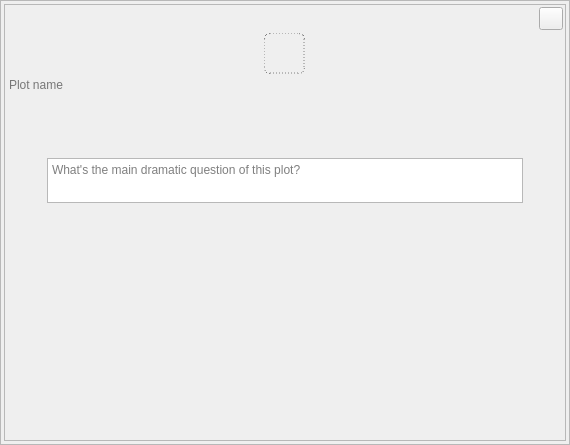
Qt form ui/plot_widget.ui (zkovari/plotlyst) before a commit.
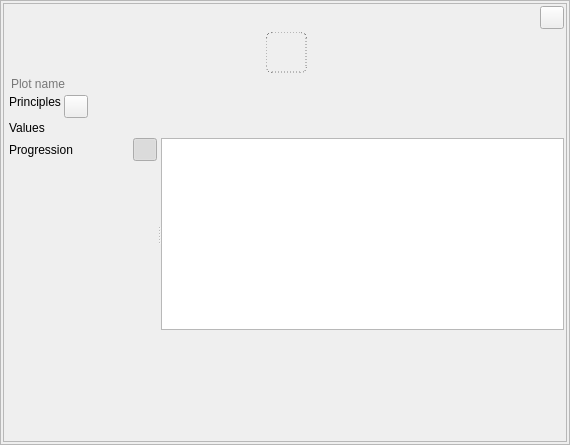
The same form after that commit. Custom widgets are drawn as their Qt base class.

```diff
--- a/ui/plot_widget.ui
+++ b/ui/plot_widget.ui
@@ -27,16 +27,16 @@
     <number>0</number>
    </property>
    <property name="leftMargin">
-    <number>3</number>
+    <number>2</number>
    </property>
    <property name="topMargin">
-    <number>3</number>
+    <number>2</number>
    </property>
    <property name="rightMargin">
-    <number>3</number>
+    <number>2</number>
    </property>
    <property name="bottomMargin">
-    <number>3</number>
+    <number>2</number>
    </property>
    <item>
     <widget class="QFrame" name="frame">
@@ -51,7 +51,7 @@
        <number>3</number>
       </property>
       <property name="leftMargin">
-       <number>2</number>
+       <number>5</number>
       </property>
       <property name="topMargin">
        <number>2</number>
@@ -119,92 +119,150 @@
        </widget>
       </item>
       <item>
-       <widget class="QWidget" name="widget" native="true">
-        <layout class="QHBoxLayout" name="horizontalLayout">
-         <property name="spacing">
-          <number>3</number>
-         </property>
-         <property name="leftMargin">
-          <number>0</number>
-         </property>
-         <property name="topMargin">
-          <number>0</number>
-         </property>
-         <property name="rightMargin">
-          <number>0</number>
-         </property>
-         <property name="bottomMargin">
-          <number>0</number>
-         </property>
-         <item>
-          <spacer name="horizontalSpacer">
-           <property name="orientation">
-            <enum>Qt::Horizontal</enum>
-           </property>
-           <property name="sizeType">
-            <enum>QSizePolicy::Preferred</enum>
-           </property>
-           <property name="sizeHint" stdset="0">
-            <size>
-             <width>40</width>
-             <height>5</height>
-            </size>
-           </property>
-          </spacer>
-         </item>
-         <item>
-          <widget class="QTextEdit" name="textQuestion">
+       <layout class="QHBoxLayout" name="horizontalLayout">
+        <item alignment="Qt::AlignTop">
+         <widget class="QLabel" name="lblPrinciples">
+          <property name="sizePolicy">
+           <sizepolicy hsizetype="Preferred" vsizetype="Maximum">
+            <horstretch>0</horstretch>
+            <verstretch>0</verstretch>
+           </sizepolicy>
+          </property>
+          <property name="text">
+           <string>Principles</string>
+          </property>
+         </widget>
+        </item>
+        <item>
+         <widget class="QToolButton" name="btnPincipleEditor">
+          <property name="cursor">
+           <cursorShape>PointingHandCursor</cursorShape>
+          </property>
+          <property name="focusPolicy">
+           <enum>Qt::NoFocus</enum>
+          </property>
+          <property name="text">
+           <string/>
+          </property>
+         </widget>
+        </item>
+        <item>
+         <widget class="QWidget" name="wdgPrinciples" native="true">
+          <property name="sizePolicy">
+           <sizepolicy hsizetype="Expanding" vsizetype="Maximum">
+            <horstretch>0</horstretch>
+            <verstretch>0</verstretch>
+           </sizepolicy>
+          </property>
+         </widget>
+        </item>
+       </layout>
+      </item>
+      <item>
+       <layout class="QHBoxLayout" name="horizontalLayout_2">
+        <item alignment="Qt::AlignTop">
+         <widget class="QLabel" name="lblValues">
+          <property name="sizePolicy">
+           <sizepolicy hsizetype="Preferred" vsizetype="Maximum">
+            <horstretch>0</horstretch>
+            <verstretch>0</verstretch>
+           </sizepolicy>
+          </property>
+          <property name="text">
+           <string>Values</string>
+          </property>
+         </widget>
+        </item>
+        <item alignment="Qt::AlignTop">
+         <widget class="QWidget" name="wdgValues" native="true">
+          <property name="sizePolicy">
+           <sizepolicy hsizetype="Expanding" vsizetype="Maximum">
+            <horstretch>0</horstretch>
+            <verstretch>0</verstretch>
+           </sizepolicy>
+          </property>
+         </widget>
+        </item>
+       </layout>
+      </item>
+      <item>
+       <layout class="QVBoxLayout" name="verticalLayout_3">
+        <item>
+         <widget class="QSplitter" name="splitter">
+          <property name="orientation">
+           <enum>Qt::Horizontal</enum>
+          </property>
+          <widget class="QWidget" name="layoutWidget_4">
+           <layout class="QVBoxLayout" name="verticalLayout_4">
+            <property name="topMargin">
+             <number>0</number>
+            </property>
+            <item>
+             <layout class="QHBoxLayout" name="horizontalLayout_4">
+              <item alignment="Qt::AlignLeft">
+               <widget class="QLabel" name="lblProgression">
+                <property name="text">
+                 <string>Progression</string>
+                </property>
+               </widget>
+              </item>
+              <item alignment="Qt::AlignRight">
+               <widget class="QToolButton" name="btnArcToggle">
+                <property name="cursor">
+                 <cursorShape>PointingHandCursor</cursorShape>
+                </property>
+                <property name="text">
+                 <string/>
+                </property>
+                <property name="checkable">
+                 <bool>true</bool>
+                </property>
+                <property name="checked">
+                 <bool>true</bool>
+                </property>
+                <property name="base" stdset="0">
+                 <bool>true</bool>
+                </property>
+               </widget>
+              </item>
+             </layout>
+            </item>
+            <item>
+             <widget class="QWidget" name="widget" native="true">
+              <property name="sizePolicy">
+               <sizepolicy hsizetype="Preferred" vsizetype="Expanding">
+                <horstretch>0</horstretch>
+                <verstretch>0</verstretch>
+               </sizepolicy>
+              </property>
+             </widget>
+            </item>
+           </layout>
+          </widget>
+          <widget class="ChartView" name="chartViewArcPreview">
            <property name="sizePolicy">
-            <sizepolicy hsizetype="Expanding" vsizetype="Maximum">
+            <sizepolicy hsizetype="Expanding" vsizetype="Expanding">
              <horstretch>0</horstretch>
              <verstretch>0</verstretch>
             </sizepolicy>
            </property>
-           <property name="minimumSize">
-            <size>
-             <width>0</width>
-             <height>45</height>
-            </size>
-           </property>
-           <property name="maximumSize">
-            <size>
-             <width>700</width>
-             <height>45</height>
-            </size>
-           </property>
-           <property name="placeholderText">
-            <string>What's the main dramatic question of this plot?</string>
-           </property>
           </widget>
-         </item>
-         <item>
-          <spacer name="horizontalSpacer_2">
-           <property name="orientation">
-            <enum>Qt::Horizontal</enum>
-           </property>
-           <property name="sizeType">
-            <enum>QSizePolicy::Preferred</enum>
-           </property>
-           <property name="sizeHint" stdset="0">
-            <size>
-             <width>40</width>
-             <height>5</height>
-            </size>
-           </property>
-          </spacer>
-         </item>
-        </layout>
-       </widget>
+         </widget>
+        </item>
+       </layout>
       </item>
       <item>
-       <widget class="QWidget" name="wdgValues" native="true">
-        <property name="sizePolicy">
-         <sizepolicy hsizetype="Expanding" vsizetype="Preferred">
-          <horstretch>0</horstretch>
-          <verstretch>0</verstretch>
-         </sizepolicy>
+       <spacer name="verticalSpacer">
+        <property name="orientation">
+         <enum>Qt::Vertical</enum>
         </property>
-       </widget>
+        <property name="sizeHint" stdset="0">
+         <size>
+          <width>20</width>
+          <height>40</height>
+         </size>
+        </property>
+       </spacer>
       </item>
      </layout>
     </widget>
@@ -217,6 +275,11 @@
    <extends>QToolButton</extends>
    <header>src.main.python.plotlyst.view.widget.button</header>
   </customwidget>
+  <customwidget>
+   <class>ChartView</class>
+   <extends>QGraphicsView</extends>
+   <header>src.main.python.plotlyst.view.widget.display</header>
+  </customwidget>
  </customwidgets>
  <resources/>
  <connections/>
```
Left out of the diff: 19 changed lines with no effect on the pictures.
